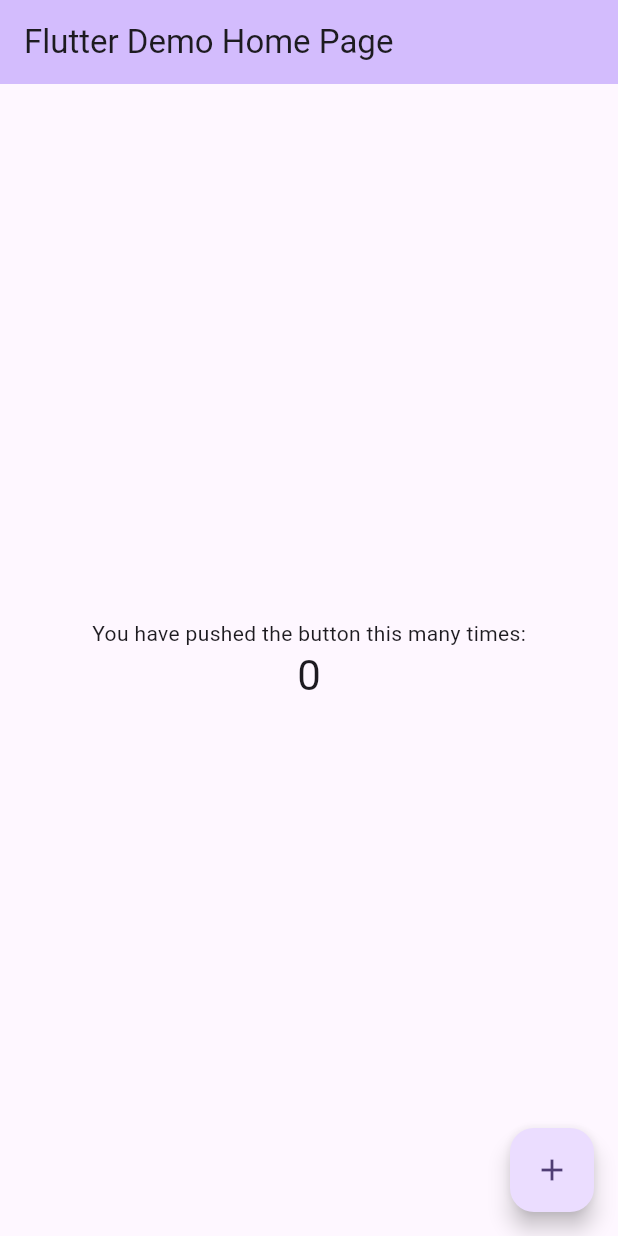
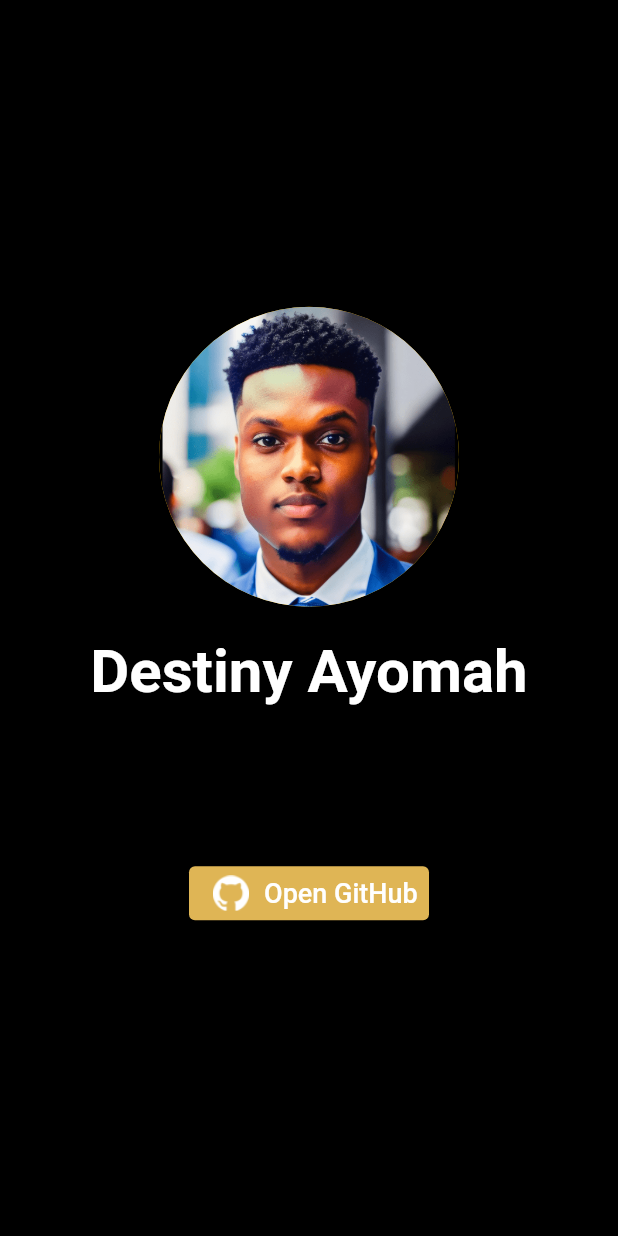
Before and after one commit to destinyayomah/hng-mobile-stage1, a Flutter app: the screen it shows after launch, on a phone screen of 412 x 824 dp. Run offline on Flutter 3.47's test engine with Material 2 defaults, Android fonts, the phone set to English and light mode, and no system bars; our stand-ins replace webview_flutter.

Commit message:
added pages and components

```diff
--- a/lib/main.dart
+++ b/lib/main.dart
@@ -1,4 +1,6 @@
 import 'package:flutter/material.dart';
+import 'package:hngmobilestage1/pages/splash.dart';
+import 'package:hngmobilestage1/pages/webview-container.dart';
 
 void main() {
   runApp(const MyApp());
@@ -7,119 +9,13 @@ void main() {
 class MyApp extends StatelessWidget {
   const MyApp({super.key});
 
-  // This widget is the root of your application.
   @override
   Widget build(BuildContext context) {
     return MaterialApp(
-      title: 'Flutter Demo',
-      theme: ThemeData(
-        // This is the theme of your application.
-        //
-        // TRY THIS: Try running your application with "flutter run". You'll see
-        // the application has a blue toolbar. Then, without quitting the app,
-        // try changing the seedColor in the colorScheme below to Colors.green
-        // and then invoke "hot reload" (save your changes or press the "hot
-        // reload" button in a Flutter-supported IDE, or press "r" if you used
-        // the command line to start the app).
-        //
-        // Notice that the counter didn't reset back to zero; the application
-        // state is not lost during the reload. To reset the state, use hot
-        // restart instead.
-        //
-        // This works for code too, not just values: Most code changes can be
-        // tested with just a hot reload.
-        colorScheme: ColorScheme.fromSeed(seedColor: Colors.deepPurple),
-        useMaterial3: true,
-      ),
-      home: const MyHomePage(title: 'Flutter Demo Home Page'),
+      home: const Splash(),
+      routes: {
+        '/webViewContainer': (context) => const WebViewContainer(),
+      },
     );
   }
 }
-
-class MyHomePage extends StatefulWidget {
-  const MyHomePage({super.key, required this.title});
-
-  // This widget is the home page of your application. It is stateful, meaning
-  // that it has a State object (defined below) that contains fields that affect
-  // how it looks.
-
-  // This class is the configuration for the state. It holds the values (in this
-  // case the title) provided by the parent (in this case the App widget) and
-  // used by the build method of the State. Fields in a Widget subclass are
-  // always marked "final".
-
-  final String title;
-
-  @override
-  State<MyHomePage> createState() => _MyHomePageState();
-}
-
-class _MyHomePageState extends State<MyHomePage> {
-  int _counter = 0;
-
-  void _incrementCounter() {
-    setState(() {
-      // This call to setState tells the Flutter framework that something has
-      // changed in this State, which causes it to rerun the build method below
-      // so that the display can reflect the updated values. If we changed
-      // _counter without calling setState(), then the build method would not be
-      // called again, and so nothing would appear to happen.
-      _counter++;
-    });
-  }
-
-  @override
-  Widget build(BuildContext context) {
-    // This method is rerun every time setState is called, for instance as done
-    // by the _incrementCounter method above.
-    //
-    // The Flutter framework has been optimized to make rerunning build methods
-    // fast, so that you can just rebuild anything that needs updating rather
-    // than having to individually change instances of widgets.
-    return Scaffold(
-      appBar: AppBar(
-        // TRY THIS: Try changing the color here to a specific color (to
-        // Colors.amber, perhaps?) and trigger a hot reload to see the AppBar
-        // change color while the other colors stay the same.
-        backgroundColor: Theme.of(context).colorScheme.inversePrimary,
-        // Here we take the value from the MyHomePage object that was created by
-        // the App.build method, and use it to set our appbar title.
-        title: Text(widget.title),
-      ),
-      body: Center(
-        // Center is a layout widget. It takes a single child and positions it
-        // in the middle of the parent.
-        child: Column(
-          // Column is also a layout widget. It takes a list of children and
-          // arranges them vertically. By default, it sizes itself to fit its
-          // children horizontally, and tries to be as tall as its parent.
-          //
-          // Column has various properties to control how it sizes itself and
-          // how it positions its children. Here we use mainAxisAlignment to
-          // center the children vertically; the main axis here is the vertical
-          // axis because Columns are vertical (the cross axis would be
-          // horizontal).
-          //
-          // TRY THIS: Invoke "debug painting" (choose the "Toggle Debug Paint"
-          // action in the IDE, or press "p" in the console), to see the
-          // wireframe for each widget.
-          mainAxisAlignment: MainAxisAlignment.center,
-          children: <Widget>[
-            const Text(
-              'You have pushed the button this many times:',
-            ),
-            Text(
-              '$_counter',
-              style: Theme.of(context).textTheme.headlineMedium,
-            ),
-          ],
-        ),
-      ),
-      floatingActionButton: FloatingActionButton(
-        onPressed: _incrementCounter,
-        tooltip: 'Increment',
-        child: const Icon(Icons.add),
-      ), // This trailing comma makes auto-formatting nicer for build methods.
-    );
-  }
-}
--- /dev/null
+++ b/lib/pages/home.dart
@@ -0,0 +1,60 @@
+import 'package:flutter/material.dart';
+
+class Home extends StatelessWidget {
+  const Home({super.key});
+
+  @override
+  Widget build(BuildContext context) {
+    return Scaffold(
+      backgroundColor: Colors.black,
+      body: Center(
+        child: Column(
+          mainAxisAlignment: MainAxisAlignment.center,
+          children: [
+            const CircleAvatar(
+              backgroundColor: Colors.amber,
+              radius: 100,
+              backgroundImage: AssetImage('assets/images/profile.png'),
+            ),
+            const SizedBox(height: 20),
+            const Text(
+              'Destiny Ayomah',
+              style: TextStyle(
+                fontWeight: FontWeight.bold,
+                fontSize: 40,
+                color: Colors.white,
+              ),
+            ),
+            const SizedBox(height: 100),
+            SizedBox(
+              width: 160,
+              child: ElevatedButton(
+                style: ElevatedButton.styleFrom(
+                  backgroundColor: const Color(0xffDFB555),
+                ),
+                onPressed: () {
+                  Navigator.of(context).pushNamed('/webViewContainer');
+                },
+                child: const Row(
+                  children: [
+                    SizedBox(
+                      width: 24,
+                      height: 24,
+                      child:
+                          Image(image: AssetImage('assets/images/github.png')),
+                    ),
+                    SizedBox(width: 10),
+                    Text(
+                      'Open GitHub',
+                      style: TextStyle(fontSize: 18),
+                    ),
+                  ],
+                ),
+              ),
+            ),
+          ],
+        ),
+      ),
+    );
+  }
+}
```
Also changed, not shown: lib/pages/splash.dart (added, +72 -0 lines), lib/pages/webview-container.dart (added, +23 -0 lines), pubspec.yaml (+4 -3 lines), assets/images/github.png (added), assets/images/icon.png (added), assets/images/profile.png (added), pubspec.lock, 28 other files.
